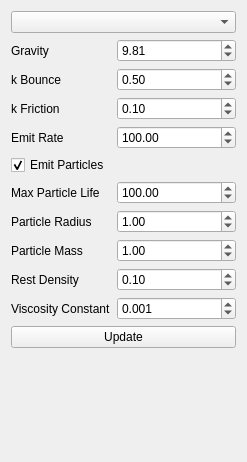
First picture: the form in forms/widgetfluidsim.ui, repository AdriaL-FIB/Physics-Simulator, before the edit.
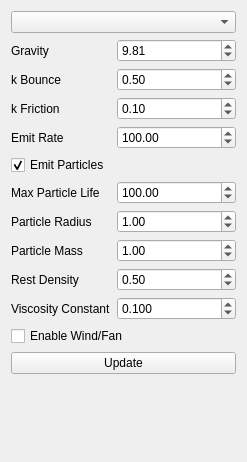
Second picture: the form after the edit.

Commit message: Test wind force + drag projectiles

Diff of the .ui file:
```diff
--- a/forms/widgetfluidsim.ui
+++ b/forms/widgetfluidsim.ui
@@ -192,7 +192,7 @@
       <enum>QAbstractSpinBox::AdaptiveDecimalStepType</enum>
      </property>
      <property name="value">
-      <double>0.100000000000000</double>
+      <double>0.500000000000000</double>
      </property>
     </widget>
    </item>
@@ -218,11 +218,21 @@
       <enum>QAbstractSpinBox::AdaptiveDecimalStepType</enum>
      </property>
      <property name="value">
-      <double>0.001000000000000</double>
+      <double>0.100000000000000</double>
      </property>
     </widget>
    </item>
    <item row="11" column="0" colspan="2">
+    <widget class="QCheckBox" name="enableWind">
+     <property name="text">
+      <string>Enable Wind/Fan</string>
+     </property>
+     <property name="checked">
+      <bool>false</bool>
+     </property>
+    </widget>
+   </item>
+   <item row="12" column="0" colspan="2">
     <widget class="QPushButton" name="btnUpdate">
      <property name="text">
       <string>Update</string>
```
The commit also changes 14 other files.
